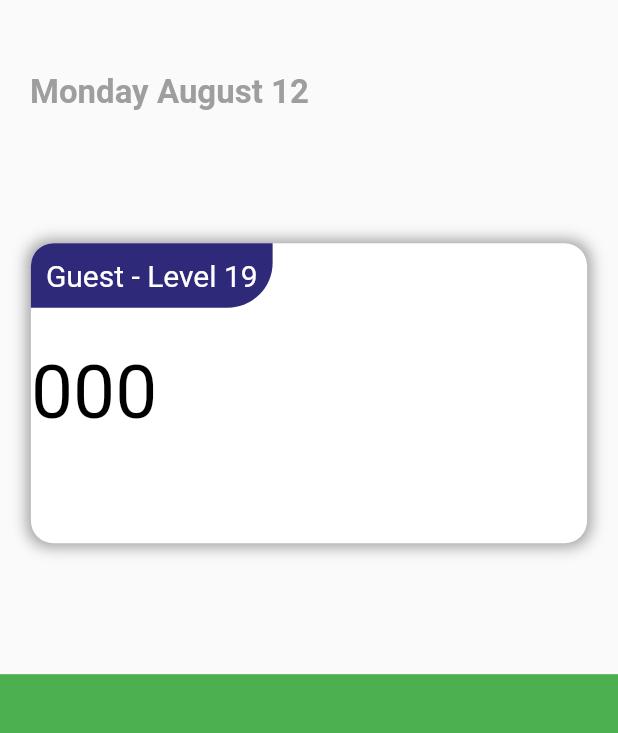
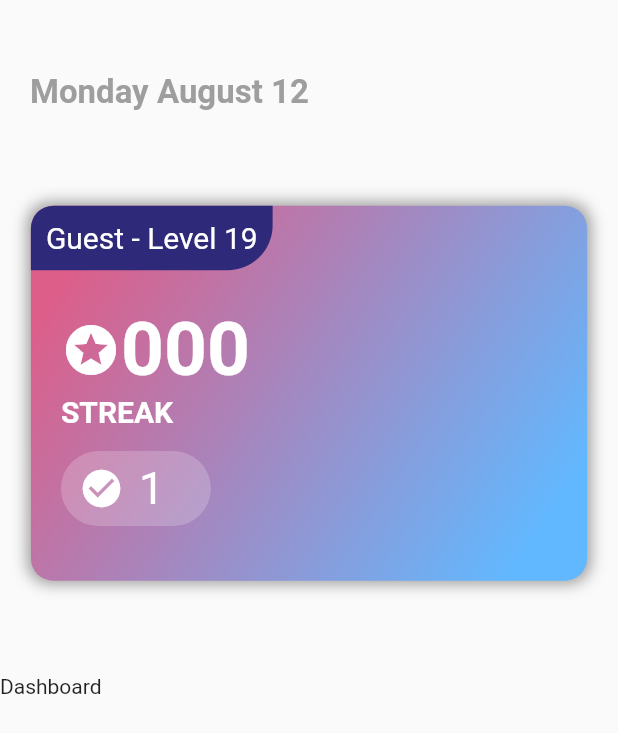
Before and after one commit to vuminhkhoi1802/ai4e-mobileapp, a Flutter app: the screen it shows after launch, on a phone screen of 412 x 824 dp. Shown: the top 733 px of the screen. Run offline on Flutter 3.47's test engine with Material 2 defaults, Android fonts, the phone set to English and light mode, and no system bars.

Commit message:
Add Card Member in Dashboard

```diff
--- /dev/null
+++ b/lib/screens/DashboardScreen/CardInfo.dart
@@ -0,0 +1,121 @@
+import "package:flutter/material.dart";
+
+Widget cardInfo(context) {
+  return Stack(
+    alignment: Alignment.centerRight,
+    children: <Widget>[
+      Container(
+        height: 100,
+        width: 100,
+        color: Colors.white,
+      ),
+      Container(
+        decoration: new BoxDecoration(
+          borderRadius: BorderRadius.circular(15.0),
+          gradient: LinearGradient(
+            begin: Alignment.topLeft,
+            end: Alignment.bottomRight,
+            stops: [0.1, 0.9],
+            colors: [
+              Color(0xFFDD5E89),
+              Color(0xFF62B8FF),
+            ],
+          ),
+          boxShadow: [
+            BoxShadow(
+              blurRadius: 8,
+              spreadRadius: 2,
+              color: Colors.grey[500],
+            ),
+          ],
+        ),
+        height: 250,
+        width: MediaQuery.of(context).size.width * 0.9,
+        child: Stack(
+          children: <Widget>[
+            Align(
+              alignment: Alignment.topLeft,
+              child: Container(
+                decoration: new BoxDecoration(
+                    borderRadius: BorderRadius.only(
+                      topLeft: Radius.circular(15.0),
+                      bottomRight: Radius.circular(30.0),
+                    ),
+                    color: Color(0xFF2F297A)),
+                child: Container(
+                    padding: EdgeInsets.all(10.0),
+                    child: Text(
+                      "Guest - Level 19",
+                      style: TextStyle(fontSize: 20.0, color: Colors.white),
+                    )),
+              ),
+            ),
+            Align(
+              alignment: Alignment.centerLeft,
+              child: Container(
+                margin: EdgeInsets.only(left: 20, top: 30),
+                child: Column(
+                  mainAxisAlignment: MainAxisAlignment.center,
+                  children: <Widget>[
+                    Row(
+                      children: <Widget>[
+                        Icon(Icons.stars, size: 40, color: Colors.white),
+                        Text(
+                          "000",
+                          style: TextStyle(
+                            fontSize: 50,
+                            color: Colors.white,
+                            fontWeight: FontWeight.bold,
+                          ),
+                        ),
+                      ],
+                    ),
+                    Align(
+                      alignment: Alignment.centerLeft,
+                      child: Text(
+                        "STREAK",
+                        style: TextStyle(
+                            fontSize: 20,
+                            color: Colors.white,
+                            fontWeight: FontWeight.bold),
+                      ),
+                    ),
+                    Align(
+                      alignment: Alignment.bottomLeft,
+                      child: Container(
+                        child: Row(
+                          children: <Widget>[
+                            Icon(
+                              Icons.check_circle,
+                              color: Colors.white,
+                              size: 30,
+                            ),
+                            Container(
+                              margin: EdgeInsets.only(left: 10),
+                              child: Text(
+                                "1",
+                                style: TextStyle(
+                                    fontSize: 30, color: Colors.white),
+                              ),
+                            )
+                          ],
+                        ),
+                        padding: EdgeInsets.only(left: 12),
+                        margin: EdgeInsets.only(top: 15),
+                        width: 100,
+                        height: 50,
+                        decoration: BoxDecoration(
+                            color: Color.fromRGBO(255, 255, 255, 0.2),
+                            borderRadius: BorderRadius.circular(30)),
+                      ),
+                    )
+                  ],
+                ),
+              ),
+            )
+          ],
+        ),
+      ),
+    ],
+  );
+}
--- a/lib/screens/DashboardScreen/main.dart
+++ b/lib/screens/DashboardScreen/main.dart
@@ -1,4 +1,5 @@
 import "package:flutter/material.dart";
+import "package:ai4e_mobileapp/screens/DashboardScreen/CardInfo.dart";
 
 class DashboardScreen extends StatelessWidget {
   const DashboardScreen({Key key}) : super(key: key);
@@ -24,71 +25,17 @@ class DashboardScreen extends StatelessWidget {
                 )),
             Expanded(
               flex: 5,
-              child: Stack(
-                alignment: Alignment.centerRight,
-                children: <Widget>[
-                  Container(
-                    height: 100,
-                    width: 100,
-                    color: Colors.white,
-                  ),
-                  Container(
-                    decoration: new BoxDecoration(
-                      borderRadius: BorderRadius.circular(15.0),
-                      color: Colors.white,
-                      boxShadow: [
-                        BoxShadow(
-                          blurRadius: 8,
-                          spreadRadius: 2,
-                          color: Colors.grey[500],
-                        ),
-                      ],
-                    ),
-                    height: 200,
-                    width: MediaQuery.of(context).size.width * 0.9,
-                    child: Stack(
-                      children: <Widget>[
-                        Align(
-                          alignment: Alignment.topLeft,
-                          child: Container(
-                            decoration: new BoxDecoration(
-                                borderRadius: BorderRadius.only(
-                                  topLeft: Radius.circular(15.0),
-                                  bottomRight: Radius.circular(30.0),
-                                ),
-                                color: Color(0xFF2F297A)),
-                            child: Container(
-                                padding: EdgeInsets.all(10.0),
-                                child: Text(
-                                  "Guest - Level 19",
-                                  style: TextStyle(
-                                      fontSize: 20.0, color: Colors.white),
-                                )),
-                          ),
-                        ),
-                        Align(
-                          alignment: Alignment.centerLeft,
-                          child: Container(
-                            child: Container(
-                                child: Text(
-                              "000",
-                              style: TextStyle(
-                                fontSize: 50,
-                                color: Colors.black,
-                              ),
-                            )),
-                          ),
-                        )
-                      ],
-                    ),
-                  ),
-                ],
-              ),
+              child: cardInfo(context),
             ),
             Expanded(
               flex: 5,
-              child: Container(
-                color: Colors.green,
+              child: Column(
+                children: <Widget>[
+                  Align(
+                    alignment: Alignment.topLeft,
+                    child: Text("Dashboard"),
+                  )
+                ],
               ),
             )
           ],
```
